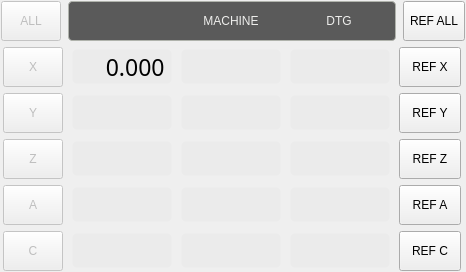
Above: configs/probe_basic/user_dro_display/xyzac_dros/dros_xyzac.ui from kcjengr/probe_basic before the change. Below: the same form after it.
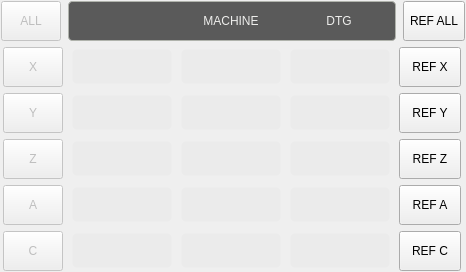
That is the form after the change. Icons and pictures are not drawn. Custom widgets are drawn as their Qt base class.

```diff
--- a/configs/probe_basic/user_dro_display/xyzac_dros/dros_xyzac.ui
+++ b/configs/probe_basic/user_dro_display/xyzac_dros/dros_xyzac.ui
@@ -443,7 +443,6 @@
            <font>
             <family>Bebas Kai</family>
             <pointsize>17</pointsize>
-            <weight>50</weight>
             <italic>false</italic>
             <bold>false</bold>
            </font>
@@ -464,7 +463,7 @@
 }</string>
           </property>
           <property name="text">
-           <string>     0.000</string>
+           <string/>
           </property>
           <property name="alignment">
            <set>Qt::AlignRight|Qt::AlignTrailing|Qt::AlignVCenter</set>
```
Left out of the diff: 92 changed lines with no effect on the pictures.
